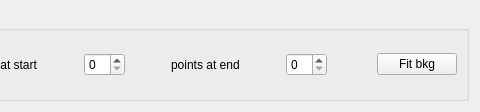
Above: gui/ui/iintbackground.ui from syncope/adapt before the change; both pictures show x 302 to 782 and y 0 to 112 of the 782 by 112 pixel window. Below: the same form after it.
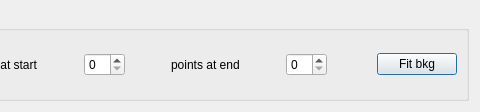
That is the form after the change.

Commit message: + set default focus for all gui elements in the ui file

The edit to the form file:
```diff
--- a/gui/ui/iintbackground.ui
+++ b/gui/ui/iintbackground.ui
@@ -162,6 +162,9 @@
           <property name="text">
            <string>Fit bkg</string>
           </property>
+          <property name="default">
+           <bool>true</bool>
+          </property>
          </widget>
         </item>
        </layout>
```
The commit also changes 8 other files.
